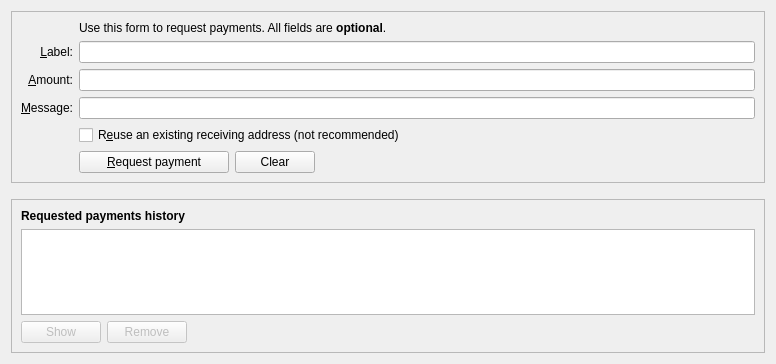
First picture: the form in src/qt/forms/receivecoinsdialog.ui, repository FeatherCoin/Feathercoin, before the edit.
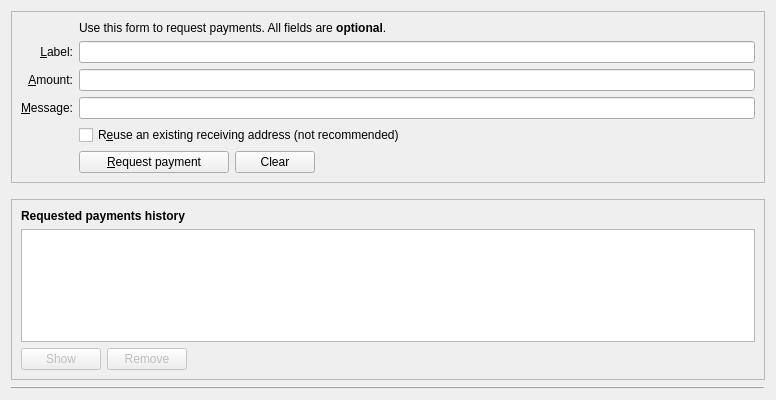
Second picture: the form after the edit. Icons and pictures are not drawn. Custom widgets are drawn as their Qt base class.

Commit message: includes a lineStatusBarDivide on the main UI pages, positioned at botton,

Patch:
```diff
--- a/src/qt/forms/receivecoinsdialog.ui
+++ b/src/qt/forms/receivecoinsdialog.ui
@@ -7,10 +7,10 @@
     <x>0</x>
     <y>0</y>
     <width>776</width>
-    <height>364</height>
+    <height>400</height>
    </rect>
   </property>
-  <layout class="QVBoxLayout" name="verticalLayout" stretch="0,0,1">
+  <layout class="QVBoxLayout" name="verticalLayout" stretch="0,0,1,0">
    <item>
    <widget class="QFrame" name="frame2">
     <property name="sizePolicy">
@@ -307,6 +307,16 @@
      </layout>
     </widget>
    </item>
+   <item alignment="Qt::AlignBottom">
+    <widget class="Line" name="lineStatusBarDivide">
+     <property name="frameShadow">
+      <enum>QFrame::Raised</enum>
+     </property>
+     <property name="orientation">
+      <enum>Qt::Horizontal</enum>
+     </property>
+    </widget>
+   </item>
   </layout>
  </widget>
  <customwidgets>
```
Left out of the diff: 13 changed lines with no effect on the pictures. Lines whose indentation alone changed are shown as unchanged. The commit also changes 4 other files.
